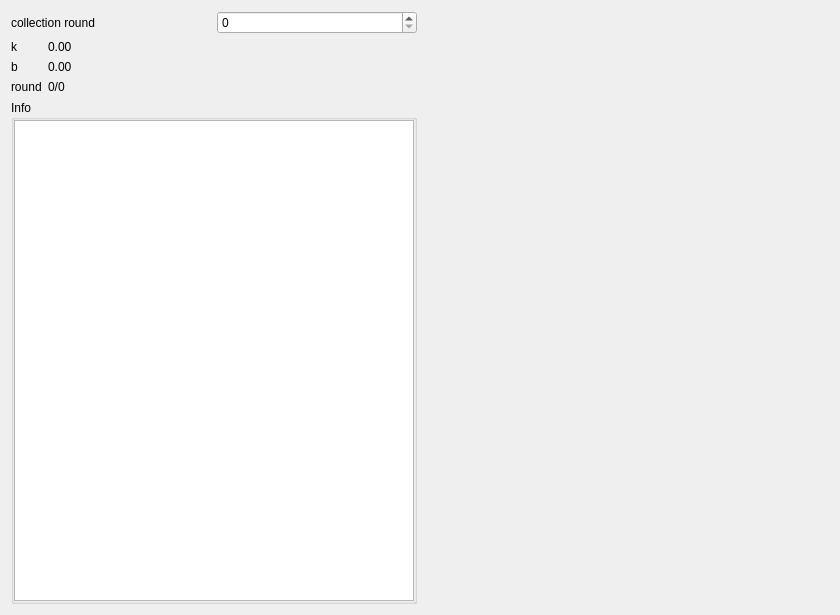
This is src/form/FormPlotCorrection/fitting/formfittingkb.ui in MRsoymilk/MySerial as Qt 5 draws it before an edit. The edited form follows.
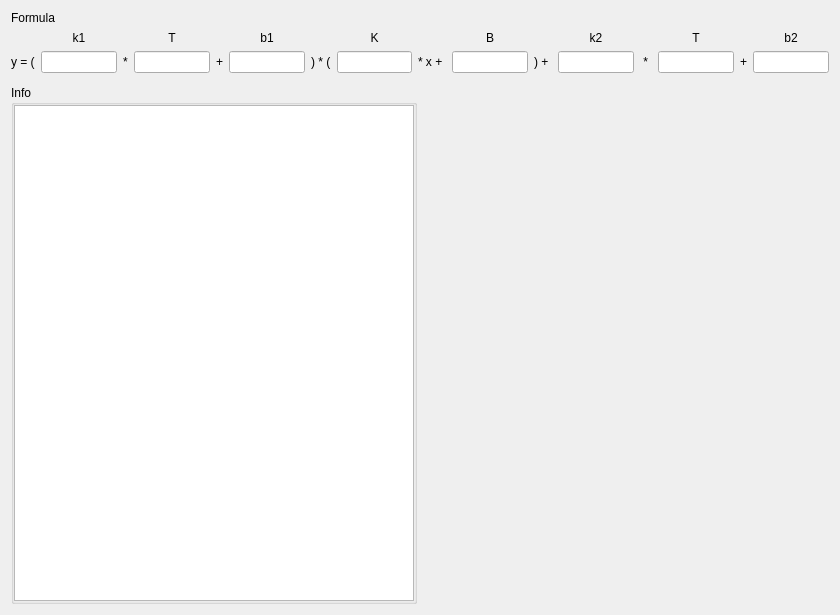
This is the edited form.

The edit to the form file:
```diff
--- a/src/form/FormPlotCorrection/fitting/formfittingkb.ui
+++ b/src/form/FormPlotCorrection/fitting/formfittingkb.ui
@@ -15,20 +15,177 @@
   </property>
   <layout class="QGridLayout" name="gridLayout" columnstretch="1,1">
    <item row="0" column="0">
-    <layout class="QHBoxLayout" name="horizontalLayoutCollectionSetting">
-     <item>
-      <widget class="QLabel" name="labelCollectionRound">
+    <widget class="QLabel" name="labelFormula">
+     <property name="text">
+      <string>Formula</string>
+     </property>
+    </widget>
+   </item>
+   <item row="1" column="0" colspan="2">
+    <layout class="QGridLayout" name="gridLayout_2">
+     <item row="1" column="1">
+      <widget class="QLineEdit" name="lineEdit_k1"/>
+     </item>
+     <item row="1" column="7">
+      <widget class="QLineEdit" name="lineEdit_K"/>
+     </item>
+     <item row="1" column="9">
+      <widget class="QLineEdit" name="lineEdit_5"/>
+     </item>
+     <item row="1" column="0">
+      <widget class="QLabel" name="label_4">
        <property name="text">
-        <string>collection round</string>
+        <string>y = (</string>
        </property>
       </widget>
      </item>
-     <item>
-      <widget class="QSpinBox" name="spinBoxRound"/>
+     <item row="1" column="4">
+      <widget class="QLabel" name="label_3">
+       <property name="text">
+        <string>+</string>
+       </property>
+      </widget>
+     </item>
+     <item row="1" column="12">
+      <widget class="QLabel" name="label_15">
+       <property name="text">
+        <string> * </string>
+       </property>
+      </widget>
+     </item>
+     <item row="1" column="15">
+      <widget class="QLineEdit" name="lineEdit_8"/>
+     </item>
+     <item row="1" column="13">
+      <widget class="QLineEdit" name="lineEdit_7"/>
+     </item>
+     <item row="1" column="6">
+      <widget class="QLabel" name="label_12">
+       <property name="text">
+        <string>) * (</string>
+       </property>
+      </widget>
+     </item>
+     <item row="1" column="2">
+      <widget class="QLabel" name="label_2">
+       <property name="text">
+        <string>*</string>
+       </property>
+      </widget>
+     </item>
+     <item row="1" column="8">
+      <widget class="QLabel" name="label_13">
+       <property name="text">
+        <string>* x + </string>
+       </property>
+      </widget>
+     </item>
+     <item row="0" column="15">
+      <widget class="QLabel" name="label_11">
+       <property name="text">
+        <string>b2</string>
+       </property>
+       <property name="alignment">
+        <set>Qt::AlignmentFlag::AlignCenter</set>
+       </property>
+      </widget>
+     </item>
+     <item row="1" column="10">
+      <widget class="QLabel" name="label_14">
+       <property name="text">
+        <string>) + </string>
+       </property>
+      </widget>
+     </item>
+     <item row="0" column="3">
+      <widget class="QLabel" name="label_6">
+       <property name="text">
+        <string>T</string>
+       </property>
+       <property name="alignment">
+        <set>Qt::AlignmentFlag::AlignCenter</set>
+       </property>
+      </widget>
+     </item>
+     <item row="1" column="3">
+      <widget class="QLineEdit" name="lineEdit_3"/>
+     </item>
+     <item row="0" column="9">
+      <widget class="QLabel" name="label_8">
+       <property name="text">
+        <string>B</string>
+       </property>
+       <property name="alignment">
+        <set>Qt::AlignmentFlag::AlignCenter</set>
+       </property>
+      </widget>
+     </item>
+     <item row="1" column="11">
+      <widget class="QLineEdit" name="lineEdit_6"/>
+     </item>
+     <item row="0" column="11">
+      <widget class="QLabel" name="label_9">
+       <property name="text">
+        <string>k2</string>
+       </property>
+       <property name="alignment">
+        <set>Qt::AlignmentFlag::AlignCenter</set>
+       </property>
+      </widget>
+     </item>
+     <item row="0" column="7">
+      <widget class="QLabel" name="label">
+       <property name="text">
+        <string>K</string>
+       </property>
+       <property name="alignment">
+        <set>Qt::AlignmentFlag::AlignCenter</set>
+       </property>
+      </widget>
+     </item>
+     <item row="0" column="13">
+      <widget class="QLabel" name="label_10">
+       <property name="text">
+        <string>T</string>
+       </property>
+       <property name="alignment">
+        <set>Qt::AlignmentFlag::AlignCenter</set>
+       </property>
+      </widget>
+     </item>
+     <item row="1" column="5">
+      <widget class="QLineEdit" name="lineEdit_b1"/>
+     </item>
+     <item row="0" column="1">
+      <widget class="QLabel" name="label_5">
+       <property name="text">
+        <string>k1</string>
+       </property>
+       <property name="alignment">
+        <set>Qt::AlignmentFlag::AlignCenter</set>
+       </property>
+      </widget>
+     </item>
+     <item row="0" column="5">
+      <widget class="QLabel" name="label_7">
+       <property name="text">
+        <string>b1</string>
+       </property>
+       <property name="alignment">
+        <set>Qt::AlignmentFlag::AlignCenter</set>
+       </property>
+      </widget>
+     </item>
+     <item row="1" column="14">
+      <widget class="QLabel" name="label_16">
+       <property name="text">
+        <string>+</string>
+       </property>
+      </widget>
      </item>
     </layout>
    </item>
-   <item row="0" column="1" rowspan="3">
+   <item row="2" column="1" rowspan="2">
     <widget class="QWidget" name="widget" native="true">
      <layout class="QGridLayout" name="gridLayout_4">
       <item row="0" column="0">
@@ -37,53 +194,7 @@
      </layout>
     </widget>
    </item>
-   <item row="1" column="0">
-    <layout class="QFormLayout" name="formLayout">
-     <item row="0" column="0">
-      <widget class="QLabel" name="labelK">
-       <property name="text">
-        <string>k</string>
-       </property>
-      </widget>
-     </item>
-     <item row="0" column="1">
-      <widget class="QLabel" name="labelValK">
-       <property name="text">
-        <string>0.00</string>
-       </property>
-      </widget>
-     </item>
-     <item row="1" column="0">
-      <widget class="QLabel" name="labelB">
-       <property name="text">
-        <string>b</string>
-       </property>
-      </widget>
-     </item>
-     <item row="1" column="1">
-      <widget class="QLabel" name="labelValB">
-       <property name="text">
-        <string>0.00</string>
-       </property>
-      </widget>
-     </item>
-     <item row="2" column="0">
-      <widget class="QLabel" name="labelRound">
-       <property name="text">
-        <string>round</string>
-       </property>
-      </widget>
-     </item>
-     <item row="2" column="1">
-      <widget class="QLabel" name="labelStatus">
-       <property name="text">
-        <string>0/0</string>
-       </property>
-      </widget>
-     </item>
-    </layout>
-   </item>
-   <item row="2" column="0">
+   <item row="3" column="0">
     <widget class="QGroupBox" name="groupBoxKbInfo">
      <property name="title">
       <string>Info</string>
```
